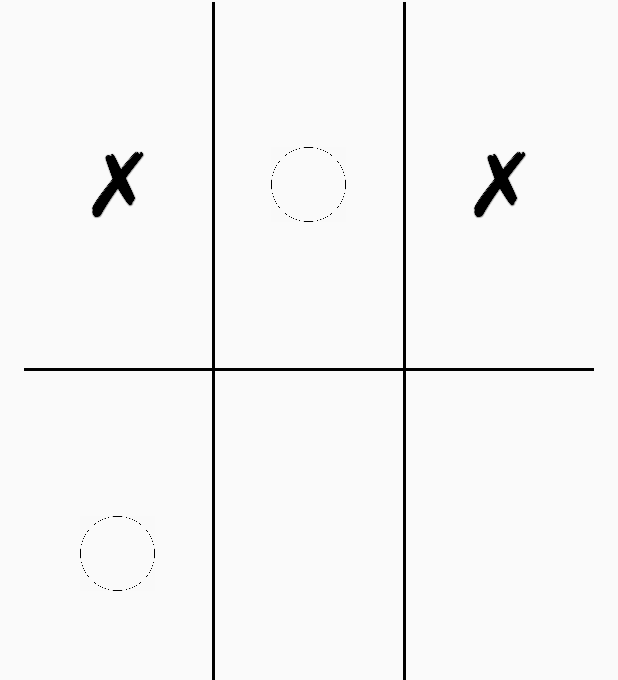
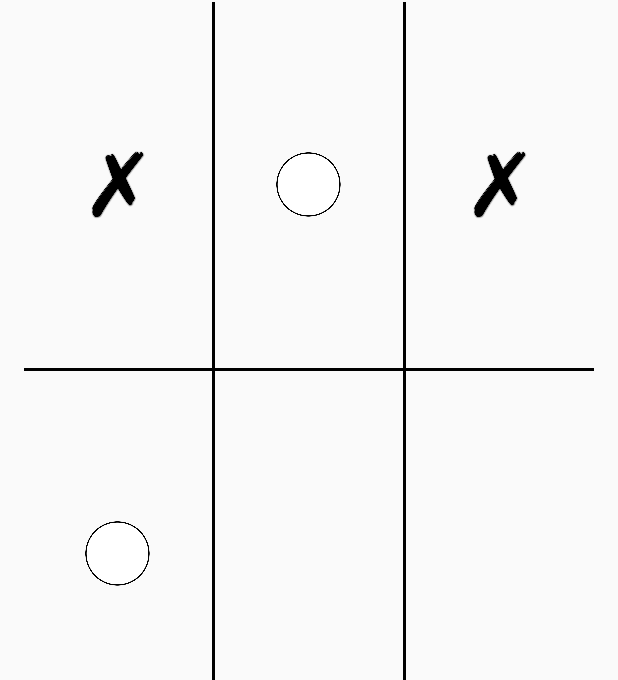
Before and after one commit to chhavip/TicTacToe, an Android app: the screen it shows after launch (MainActivity), after a tap on an icon or button, on a phone screen of 412 x 824 dp. Shown: the part 106-786 px from the top of the screen. Run offline under Robolectric (Android 15) with nearby library versions, the phone set to English and light mode, and no system bars; our stand-ins replace ButterKnife; 3 other taps on this screen came first.

Commit message:
Changed images

```diff
--- a/app/src/main/java/com/chhavi/tictactoe/MainActivity.java
+++ b/app/src/main/java/com/chhavi/tictactoe/MainActivity.java
@@ -67,6 +67,16 @@ public class MainActivity extends AppCompatActivity {
     RelativeLayout optionNine;
 
     int chance;
+    boolean one = false;
+    boolean two = false;
+    boolean three = false;
+    boolean four = false;
+    boolean five = false;
+    boolean six = false;
+    boolean seven = false;
+    boolean eight = false;
+    boolean nine = false;
+
 
     @Override
     protected void onCreate(Bundle savedInstanceState) {
@@ -78,62 +88,78 @@ public class MainActivity extends AppCompatActivity {
         optionOne.setOnClickListener(new View.OnClickListener() {
             @Override
             public void onClick(View v) {
-                if(chance == 1)
+                if (!one) {
+                    if (chance == 1)
                         crossOne.setVisibility(View.VISIBLE);
                     else
                         circleOne.setVisibility(View.VISIBLE);
                     chance = 1 - chance;
+                    one = true;
+                }
 
             }
         });
         optionTwo.setOnClickListener(new View.OnClickListener() {
             @Override
             public void onClick(View v) {
-                if(chance == 1)
+                if (!two) {
+                    if (chance == 1)
                         crossTwo.setVisibility(View.VISIBLE);
                     else
                         circleTwo.setVisibility(View.VISIBLE);
                     chance = 1 - chance;
+                    two = true;
+
+                }
             }
         });
 
         optionThree.setOnClickListener(new View.OnClickListener() {
             @Override
             public void onClick(View v) {
-                if(chance == 1)
+                if (!three) {
+                    if (chance == 1)
                         crossThree.setVisibility(View.VISIBLE);
                     else
                         circleThree.setVisibility(View.VISIBLE);
                     chance = 1 - chance;
+                    three = true;
+                }
             }
         });
 
         optionFour.setOnClickListener(new View.OnClickListener() {
             @Override
             public void onClick(View v) {
-                if(chance == 1)
+                if (!four) {
+                    if (chance == 1)
                         crossFour.setVisibility(View.VISIBLE);
                     else
                         circleFour.setVisibility(View.VISIBLE);
                     chance = 1 - chance;
+                    four = true;
+                }
             }
         });
 
         optionFive.setOnClickListener(new View.OnClickListener() {
             @Override
             public void onClick(View v) {
-                if(chance == 1)
+                if(!five) {
+                    if (chance == 1)
                         crossFive.setVisibility(View.VISIBLE);
                     else
                         circleFive.setVisibility(View.VISIBLE);
                     chance = 1 - chance;
+                    five =true;
+                }
             }
         });
 
         optionSix.setOnClickListener(new View.OnClickListener() {
             @Override
             public void onClick(View v) {
-                if(chance == 1)
+                if (chance == 1)
                     crossSix.setVisibility(View.VISIBLE);
                 else
                     circleSix.setVisibility(View.VISIBLE);
@@ -144,7 +170,7 @@ public class MainActivity extends AppCompatActivity {
         optionSeven.setOnClickListener(new View.OnClickListener() {
             @Override
             public void onClick(View v) {
-                if(chance == 1)
+                if (chance == 1)
                     crossSeven.setVisibility(View.VISIBLE);
                 else
                     circleSeven.setVisibility(View.VISIBLE);
--- a/app/src/main/res/layout/activity_main.xml
+++ b/app/src/main/res/layout/activity_main.xml
@@ -27,7 +27,7 @@
             android:layout_height="50dp"
             android:visibility="invisible"
             android:id="@+id/circle_one"
-            android:src="@drawable/circlenew"
+            android:src="@drawable/circlefinal"
             android:layout_centerVertical="true"
             android:layout_alignParentLeft="true"
             android:layout_alignParentStart="true" />
@@ -58,7 +58,7 @@
             android:visibility="invisible"
             android:layout_height="50dp"
             android:id="@+id/circle_two"
-            android:src="@drawable/circlenew"
+            android:src="@drawable/circlefinal"
             android:layout_centerVertical="true"
             android:layout_alignParentLeft="true"
             android:layout_alignParentStart="true" />
@@ -88,7 +88,7 @@
             android:layout_width="50dp"
             android:layout_height="50dp"
             android:id="@+id/circle_three"
-            android:src="@drawable/circlenew"
+            android:src="@drawable/circlefinal"
             android:layout_centerVertical="true"
             android:layout_alignParentLeft="true"
             android:visibility="invisible"
@@ -130,7 +130,7 @@
                 android:layout_height="50dp"
                 android:visibility="invisible"
                 android:id="@+id/circle_four"
-                android:src="@drawable/circlenew"
+                android:src="@drawable/circlefinal"
                 android:layout_centerVertical="true"
                 android:layout_alignParentLeft="true"
                 android:layout_alignParentStart="true" />
@@ -162,7 +162,7 @@
                 android:layout_height="50dp"
                 android:visibility="invisible"
                 android:id="@+id/circle_five"
-                android:src="@drawable/circlenew"
+                android:src="@drawable/circlefinal"
                 android:layout_centerVertical="true"
                 android:layout_alignParentLeft="true"
                 android:layout_alignParentStart="true" />
@@ -194,7 +194,7 @@
                 android:layout_height="50dp"
                 android:visibility="invisible"
                 android:id="@+id/circle_six"
-                android:src="@drawable/circlenew"
+                android:src="@drawable/circlefinal"
                 android:layout_centerVertical="true"
                 android:layout_alignParentLeft="true"
                 android:layout_alignParentStart="true" />
@@ -236,7 +236,7 @@
                 android:layout_height="50dp"
                 android:visibility="invisible"
                 android:id="@+id/circle_seven"
-                android:src="@drawable/circlenew"
+                android:src="@drawable/circlefinal"
                 android:layout_centerVertical="true"
                 android:layout_alignParentLeft="true"
                 android:layout_alignParentStart="true" />
@@ -268,7 +268,7 @@
                 android:layout_height="50dp"
                 android:visibility="invisible"
                 android:id="@+id/circle_eight"
-                android:src="@drawable/circlenew"
+                android:src="@drawable/circlefinal"
                 android:layout_centerVertical="true"
                 android:layout_alignParentLeft="true"
                 android:layout_alignParentStart="true" />
@@ -300,7 +300,7 @@
                 android:layout_height="50dp"
                 android:visibility="invisible"
                 android:id="@+id/circle_nine"
-                android:src="@drawable/circlenew"
+                android:src="@drawable/circlefinal"
                 android:layout_centerVertical="true"
                 android:layout_alignParentLeft="true"
                 android:layout_alignParentStart="true" />
```
Also changed, not shown: app/src/main/res/drawable-hdpi/circlefinal.png (added), app/src/main/res/drawable-hdpi/circlenew.png (added), app/src/main/res/drawable-ldpi/circlefinal.png (added), app/src/main/res/drawable-ldpi/circlenew.png (added), app/src/main/res/drawable-mdpi/circlefinal.png (added), app/src/main/res/drawable-mdpi/circlenew.png (added), app/src/main/res/drawable-xhdpi/circlefinal.png (added), app/src/main/res/drawable-xhdpi/circlenew.png (added), app/src/main/res/drawable-xxhdpi/circlefinal.png (added), app/src/main/res/drawable-xxhdpi/circlenew.png (added), app/src/main/res/drawable-xxxhdpi/circlefinal.png (added), app/src/main/res/drawable-xxxhdpi/circlenew.png (added), app/src/main/res/drawable/circlenew.png (deleted). Lines whose indentation alone changed are shown as unchanged.
